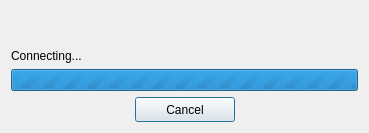
First picture: the form in ui/checkupdates.ui, repository ckorn/xvst, before the edit.
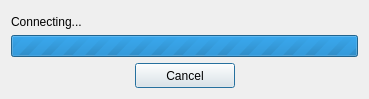
Second picture: the form after the edit. Icons and pictures are not drawn.

Commit message: - Optimized forms sized for Windows

Diff of the .ui file:
```diff
--- a/ui/checkupdates.ui
+++ b/ui/checkupdates.ui
@@ -7,7 +7,7 @@
     <x>0</x>
     <y>0</y>
     <width>369</width>
-    <height>133</height>
+    <height>99</height>
    </rect>
   </property>
   <property name="minimumSize">
```
The commit also changes 1 other file.
